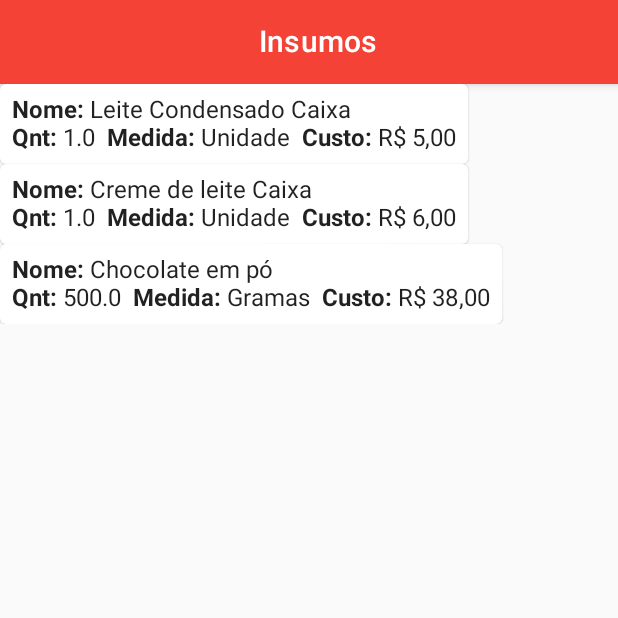
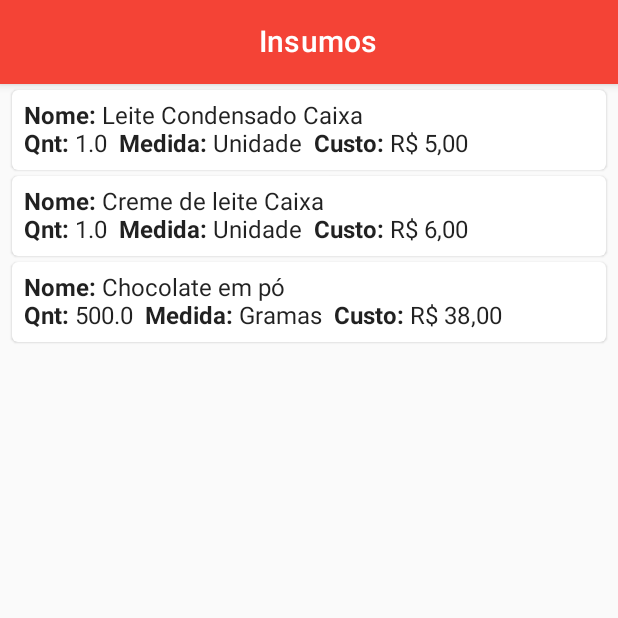
Before and after one commit to jvsena42/baking_calculator, an Android app built with Jetpack Compose: the supplies screen opened through its navigation route, on a phone screen of 412 x 824 dp, the top half of it. Run offline under Robolectric (Android 15) with nearby library versions, the phone set to English and light mode, and no system bars; our stand-ins replace Dagger/Hilt's generated code, Room's generated code.

Commit message:
fix: color wip

```diff
--- a/app/src/main/java/com/bulletapps/candypricer/presentation/ui/scenes/main/supplies/ScreenSupplies.kt
+++ b/app/src/main/java/com/bulletapps/candypricer/presentation/ui/scenes/main/supplies/ScreenSupplies.kt
@@ -6,25 +6,20 @@ import androidx.compose.foundation.ExperimentalFoundationApi
 import androidx.compose.foundation.layout.Column
 import androidx.compose.foundation.layout.fillMaxSize
 import androidx.compose.foundation.layout.fillMaxWidth
-import androidx.compose.foundation.layout.padding
-import androidx.compose.foundation.lazy.GridCells
 import androidx.compose.foundation.lazy.LazyColumn
-import androidx.compose.foundation.lazy.LazyVerticalGrid
 import androidx.compose.material.Text
 import androidx.compose.material.TopAppBar
 import androidx.compose.runtime.Composable
 import androidx.compose.runtime.collectAsState
+import androidx.compose.ui.Alignment
 import androidx.compose.ui.Modifier
 import androidx.compose.ui.res.stringResource
 import androidx.compose.ui.text.style.TextAlign
-import androidx.compose.ui.unit.dp
 import androidx.hilt.navigation.compose.hiltViewModel
 import com.bulletapps.candypricer.R
 import com.bulletapps.candypricer.data.model.Supply
-import com.bulletapps.candypricer.domain.model.MenuModel
 import com.bulletapps.candypricer.presentation.ui.theme.CandyPricerTheme
 import com.bulletapps.candypricer.presentation.ui.widgets.CardSupply
-import com.bulletapps.candypricer.presentation.ui.widgets.MenuItem
 import kotlinx.coroutines.flow.MutableStateFlow
 
 @Composable
@@ -60,6 +55,8 @@ fun Screen(
 @Composable
 fun SuppliesList(supplyList: List<Supply>) {
     LazyColumn (
+        modifier = Modifier.fillMaxSize(),
+        horizontalAlignment = Alignment.CenterHorizontally,
         content = {
             items(supplyList.size) { index ->
                 val item = supplyList[index]
--- a/app/src/main/java/com/bulletapps/candypricer/presentation/ui/theme/Color.kt
+++ b/app/src/main/java/com/bulletapps/candypricer/presentation/ui/theme/Color.kt
@@ -11,3 +11,5 @@ val primaryText = Color(0xFF212121)
 val secondaryText = Color(0xFF757575)
 
 val colorDivider = Color(0xFFBDBDBD)
+
+val whiteBackground = Color(0xFFF2F6F9)
--- a/app/src/main/java/com/bulletapps/candypricer/presentation/ui/theme/Theme.kt
+++ b/app/src/main/java/com/bulletapps/candypricer/presentation/ui/theme/Theme.kt
@@ -9,13 +9,15 @@ import androidx.compose.runtime.Composable
 private val DarkColorPalette = darkColors(
     primary = primary,
     primaryVariant = primaryDark,
-    secondary = colorAccent
+    secondary = colorAccent,
+    background = whiteBackground
 )
 
 private val LightColorPalette = lightColors(
     primary = primary,
     primaryVariant = primaryDark,
-    secondary = colorAccent
+    secondary = colorAccent,
+    background = whiteBackground
 )
 
 @Composable
--- a/app/src/main/java/com/bulletapps/candypricer/presentation/ui/widgets/CardSupply.kt
+++ b/app/src/main/java/com/bulletapps/candypricer/presentation/ui/widgets/CardSupply.kt
@@ -1,10 +1,7 @@
 package com.bulletapps.candypricer.presentation.ui.widgets
 
 import androidx.compose.foundation.clickable
-import androidx.compose.foundation.layout.Arrangement
-import androidx.compose.foundation.layout.Column
-import androidx.compose.foundation.layout.Row
-import androidx.compose.foundation.layout.padding
+import androidx.compose.foundation.layout.*
 import androidx.compose.material.Card
 import androidx.compose.material.Text
 import androidx.compose.runtime.Composable
@@ -19,7 +16,12 @@ import com.bulletapps.candypricer.data.model.UnitType
 
 @Composable
 fun CardSupply(supply: Supply, onClick: () -> Unit?) {
-    Card(modifier = Modifier.clickable { onClick }) {
+    Card(
+        modifier = Modifier.clickable { onClick }
+        .fillMaxWidth()
+        .padding(top = 4.dp, start = 8.dp, end = 8.dp),
+        elevation = 1.dp
+    ) {
         Column(modifier = Modifier.padding(8.dp)) {
             TextWithLabel(stringResource(id = R.string.name_label),supply.name)
             Row(horizontalArrangement = Arrangement.spacedBy(8.dp)) {
```
